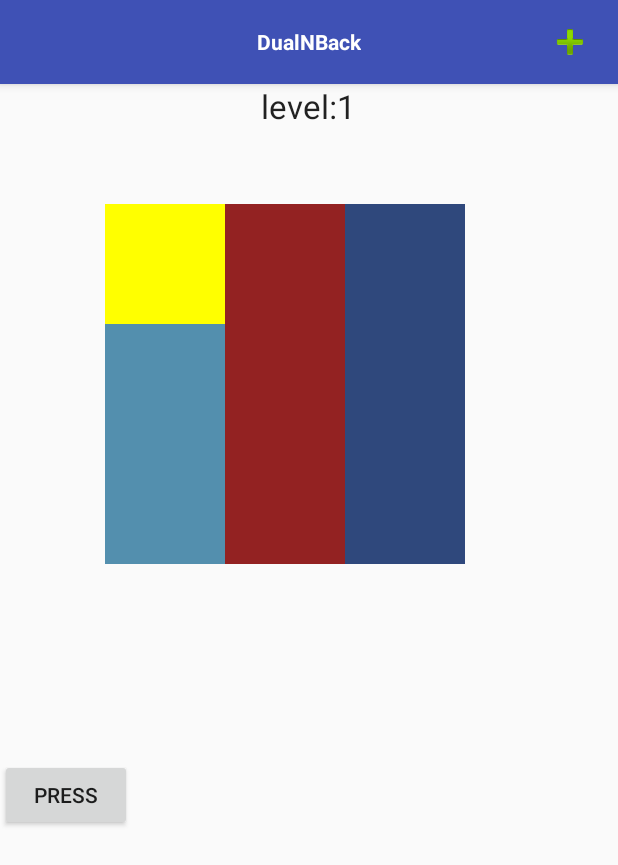
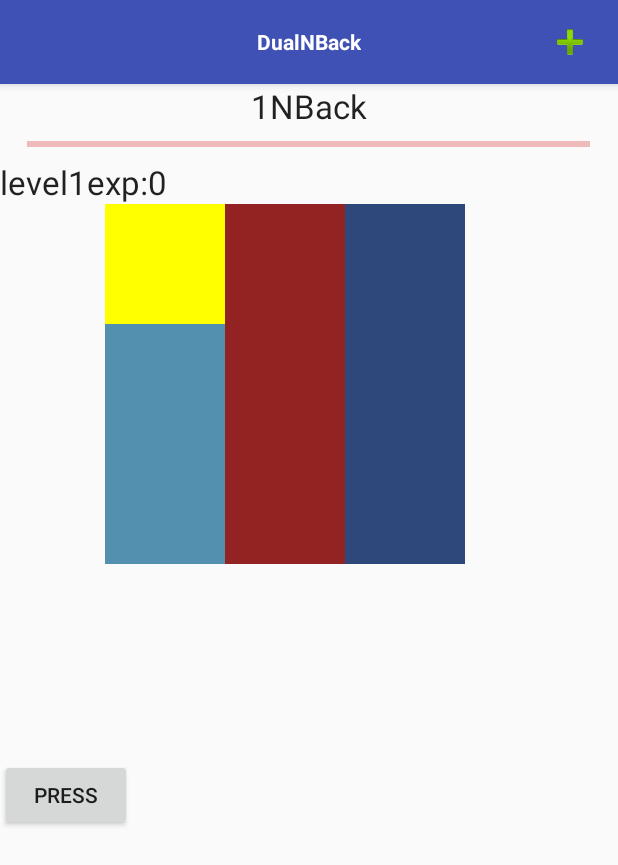
Before and after one commit to JavierMarte/DualNBackNoSound, an Android app: the screen it shows after launch (GameMode), after a tap on "ENTER GAME", on a phone screen of 412 x 824 dp. Shown: the top 865 px of the screen. Run offline under Robolectric (Android 15) with nearby library versions, the phone set to English and light mode, and no system bars.

Commit message:
added audio files

```diff
--- a/app/src/main/java/com/example/kaiso/dualnbacknosound/Fragments/GameFrag.java
+++ b/app/src/main/java/com/example/kaiso/dualnbacknosound/Fragments/GameFrag.java
@@ -16,6 +16,7 @@ import android.view.View;
 import android.view.ViewGroup;
 import android.widget.Button;
 import android.widget.LinearLayout;
+import android.widget.ProgressBar;
 import android.widget.TextView;
 import android.widget.Toast;
 
@@ -48,10 +49,15 @@ public class GameFrag extends Fragment implements View.OnClickListener{
     int i = 0;
     int newNum;
     int oldNum;
+    int randomNum;
+    int ranking = 1;
+    int progress = 0;
     MediaPlayer mediaPlayer;
+    MediaPlayer letterA;
+    MediaPlayer letterB;
     ArrayList<Integer> calc;
     long startTime = 0;
-    int level = 1;
+    int nback = 1;
 
 
     public GameFrag() {
@@ -95,7 +101,7 @@ public class GameFrag extends Fragment implements View.OnClickListener{
                 //timerHandler.postDelayed(timerRunnable, 0);
 
                 calc.add(selected);
-                if (check(i, level)){
+                if (check(i, nback)){
                     correct++;
                     Toast.makeText(getActivity().getApplicationContext(), "yeahhhhhh correct:" + correct + "wrong:" + wrong + "arr:" + calc, Toast.LENGTH_LONG).show();
 
@@ -122,14 +128,15 @@ public class GameFrag extends Fragment implements View.OnClickListener{
                 }
             }
 
-            if(i > (0 + level)){
+            if(i > (10 + nback)){
 
                // productFragment.setArguments(bundle);
 
                 Bundle bundle = new Bundle();
                 bundle.putInt("correct", correct);
+                wrong = wrong - (nback + 1);
                 bundle.putInt("wrong", wrong);
-                bundle.putInt("level", level);
+                bundle.putInt("nback", nback);
 
                 reportFragment.setArguments(bundle);
 
@@ -164,14 +171,17 @@ public class GameFrag extends Fragment implements View.OnClickListener{
         actionBar.setDisplayShowCustomEnabled(true);
         title.setText("DualNBack");
         calc = new ArrayList();
-        mediaPlayer = MediaPlayer.create(getActivity(), R.raw.clicksound);
+        letterA = MediaPlayer.create(getActivity(), R.raw.letter_a);
+        letterB = MediaPlayer.create(getActivity(), R.raw.letter_b);
 
         Bundle bundle = this.getArguments();
         try {
-            level = bundle.getInt("level");
+            nback = bundle.getInt("nback");
+            progress = bundle.getInt("progress");
         }catch(Exception e){
 
-            level = 1;
+            nback = 1;
+            progress = 0;
         }
 
 
@@ -269,8 +279,16 @@ public class GameFrag extends Fragment implements View.OnClickListener{
         nine.setOnClickListener(this);
         button.setOnClickListener(this);
 
-        TextView levelPrompt = (TextView) view.findViewById(R.id.level);
-        levelPrompt.setText("level:" + level);
+        TextView levelPrompt = (TextView) view.findViewById(R.id.nback);
+        levelPrompt.setText(nback + "NBack");
+
+        ranking = (int)(progress / ((500*ranking)*1.1)) + 1;
+
+        ProgressBar bar = (ProgressBar) view.findViewById(R.id.progressBar);
+        bar.setProgress((int)(((double)progress / (((500*(double)ranking)*1.1)))* 100));
+        //bar.setProgress(50);
+        TextView rankingPrompt = (TextView) view.findViewById(R.id.levels);
+        rankingPrompt.setText("level" + ranking +  "exp:" + progress);
 
         return view;
 
@@ -292,9 +310,21 @@ public void setSquares(View view){
 
     public void generateSquares(){
         Random generated = new Random();
-        int randomNum;
-        randomNum = generated.nextInt(9) + 1;
+        int randomNewNum;
+        int randomLetter;
+        while(true) {
+            randomNewNum = generated.nextInt(9) + 1;
+            randomLetter = generated.nextInt(2) + 1;
+            if(randomNewNum != randomNum) {
+                randomNum = randomNewNum;
+                break;
+            }
+        }
+
+        //mediaPlayer.start();
+
         setColor(randomNum);
+        setLetter(randomLetter);
 
     }
 public LinearLayout returnNum(int num){
@@ -323,6 +353,18 @@ public LinearLayout returnNum(int num){
 
     }
 
+    public MediaPlayer returnLetter(int num){
+
+        if(1 == num){
+
+            return letterA;
+        }else{
+            return letterB;
+        }
+
+
+    }
+
     public void setColor(int num){
 
         returnNum(num).setBackgroundColor(Color.BLUE);
@@ -342,6 +384,12 @@ public LinearLayout returnNum(int num){
 //        });
         setOthers(num);
 
+
+    }
+
+    public void setLetter(int num){
+
+        returnLetter(num).start();
 
     }
 
--- a/app/src/main/java/com/example/kaiso/dualnbacknosound/Fragments/ReportFrag.java
+++ b/app/src/main/java/com/example/kaiso/dualnbacknosound/Fragments/ReportFrag.java
@@ -19,9 +19,9 @@ import com.example.kaiso.dualnbacknosound.R;
  * Created by kaiso on 12/26/2016.
  */
 public class ReportFrag extends Fragment{
-    int level;
+    int nback;
     GameFrag gameFragment;
-
+    int progress;
 
 
 //    public ReportFrag() {
@@ -45,7 +45,7 @@ public class ReportFrag extends Fragment{
         Bundle bundle = this.getArguments();
         int correct = bundle.getInt("correct");
         int wrong = bundle.getInt("wrong");
-        level = bundle.getInt("level");
+        nback = bundle.getInt("nback");
 
         TextView correctPrompt = (TextView) view.findViewById(R.id.correctPro);
         TextView wrongPrompt = (TextView) view.findViewById(R.id.wrongPro);
@@ -54,7 +54,10 @@ public class ReportFrag extends Fragment{
         Log.d("Test2", "xxxxxxx correct:" + correct + "wrong:" + wrong );
 
         Button nextGame = (Button) view.findViewById(R.id.nextpage);
-        level++;
+        if(wrong < 4) {
+            nback++;
+            progress = (nback * 100) + progress;
+        }
 
         nextGame.setOnClickListener(new View.OnClickListener()
         {
@@ -63,8 +66,8 @@ public class ReportFrag extends Fragment{
             {
 
                 Bundle bundle = new Bundle();
-                bundle.putInt("level", level);
-
+                bundle.putInt("nback", nback);
+                bundle.putInt("progress", progress);
 
                 gameFragment.setArguments(bundle);
 
--- a/app/src/main/res/layout/squares.xml
+++ b/app/src/main/res/layout/squares.xml
@@ -24,9 +24,28 @@
                     android:layout_width="wrap_content"
                     android:layout_height="wrap_content"
                     android:textAppearance="?android:attr/textAppearanceLarge"
+                    android:text="NBack"
+                    android:id="@+id/nback"
+                    android:layout_gravity="center_horizontal" />
+
+                <ProgressBar
+                    style="?android:attr/progressBarStyleHorizontal"
+                    android:layout_width="375dp"
+                    android:layout_height="wrap_content"
+                    android:id="@+id/progressBar"
+                    android:layout_weight="0.27"
+                    android:progress="50"
+                    android:progressBackgroundTint="@android:color/holo_red_dark"
+                    android:secondaryProgressTint="@android:color/holo_green_dark"
+                    android:progressTint="@android:color/holo_red_dark"
+                    android:layout_gravity="center_horizontal" />
+
+                <TextView
+                    android:layout_width="wrap_content"
+                    android:layout_height="wrap_content"
+                    android:textAppearance="?android:attr/textAppearanceLarge"
                     android:text="Level"
-                    android:id="@+id/level"
-                    android:layout_gravity="center_horizontal" />
+                    android:id="@+id/levels" />
             </LinearLayout>
 
             <LinearLayout
```
Also changed, not shown: 8 other files. Lines whose indentation alone changed are shown as unchanged.
